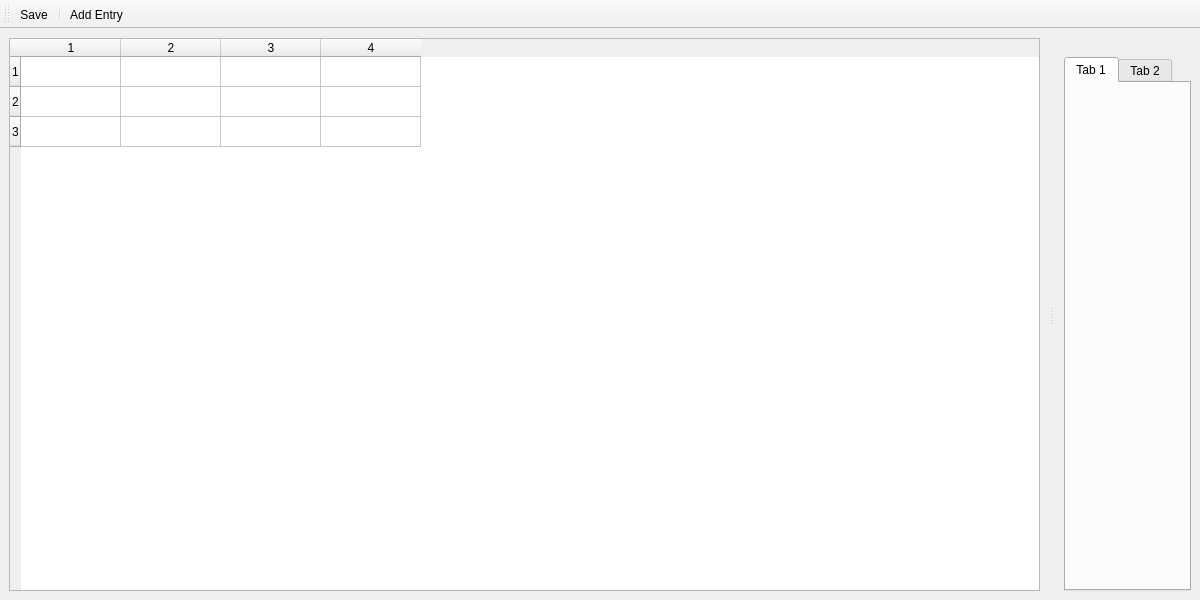
Above: main_window.ui from Nudin/microaccounting before the change. Below: the same form after it.
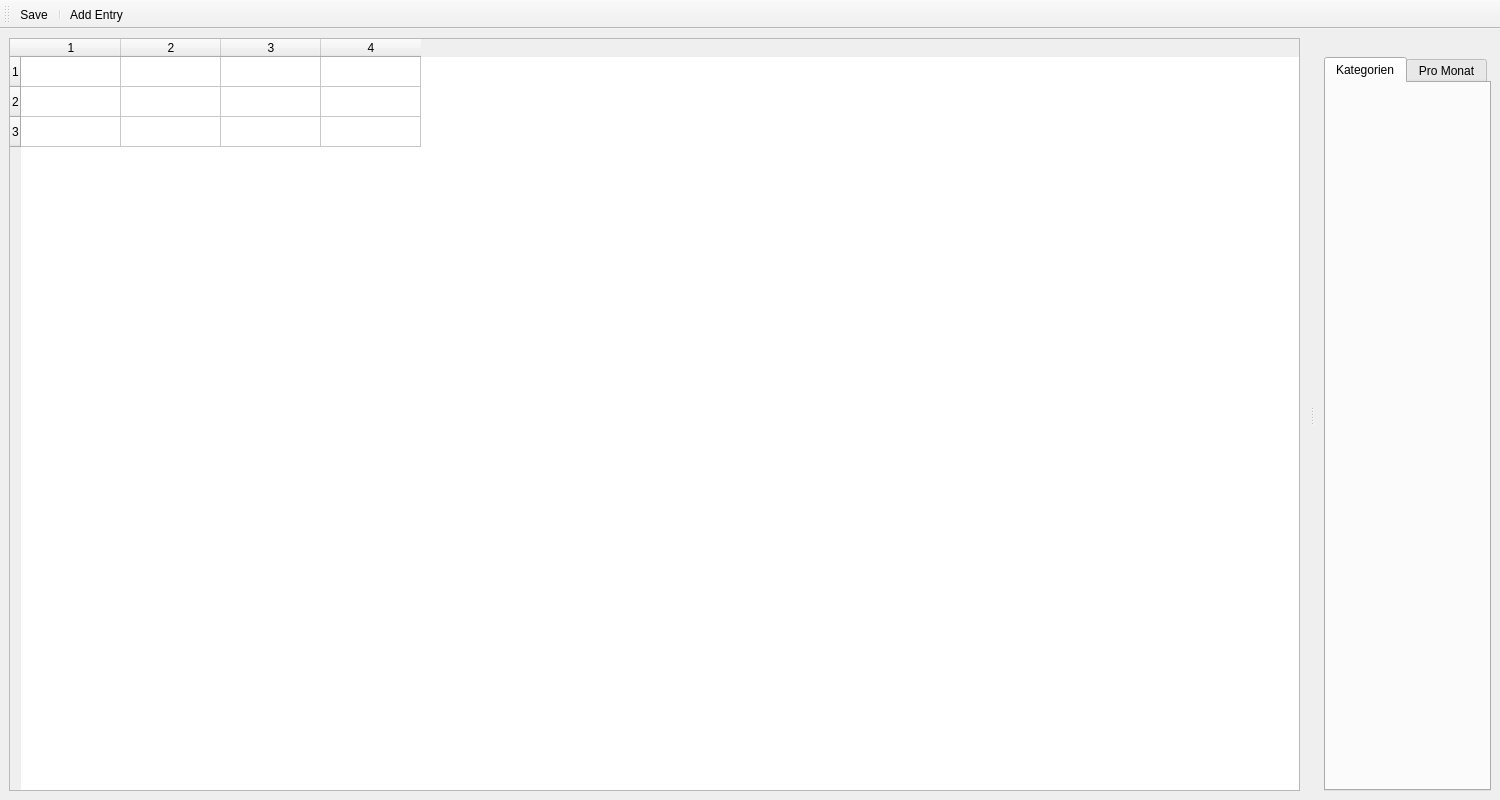
That is the form after the change. Icons and pictures are not drawn.

Commit message: Add second chart: monthly sum

```diff
--- a/main_window.ui
+++ b/main_window.ui
@@ -6,8 +6,8 @@
    <rect>
     <x>0</x>
     <y>0</y>
-    <width>1200</width>
-    <height>600</height>
+    <width>1500</width>
+    <height>800</height>
    </rect>
   </property>
   <property name="windowTitle">
@@ -67,7 +67,7 @@
        </property>
        <widget class="QWidget" name="tab">
         <attribute name="title">
-         <string>Tab 1</string>
+         <string>Kategorien</string>
         </attribute>
         <layout class="QHBoxLayout" name="horizontalLayout_4">
          <item>
@@ -81,7 +81,7 @@
        </widget>
        <widget class="QWidget" name="tab_2">
         <attribute name="title">
-         <string>Tab 2</string>
+         <string>Pro Monat</string>
         </attribute>
        </widget>
       </widget>
```
Left out of the diff: 15 changed lines with no effect on the pictures. The commit also changes 2 other files.
